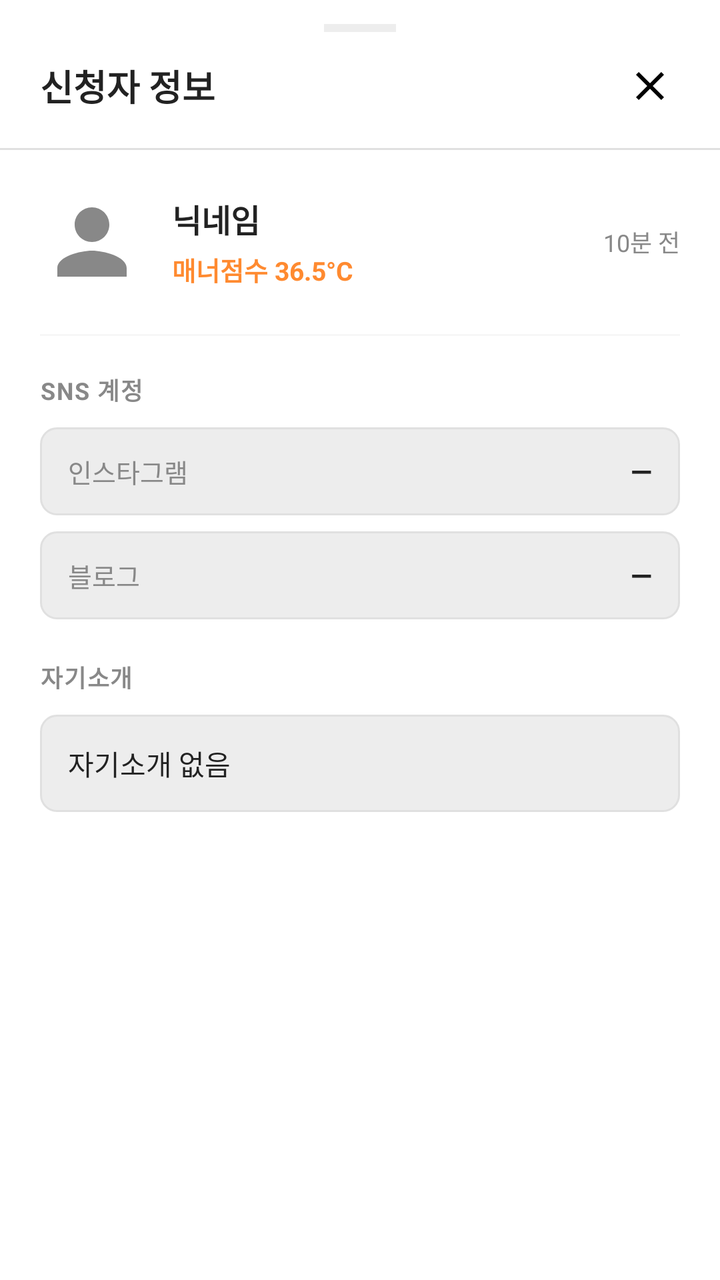
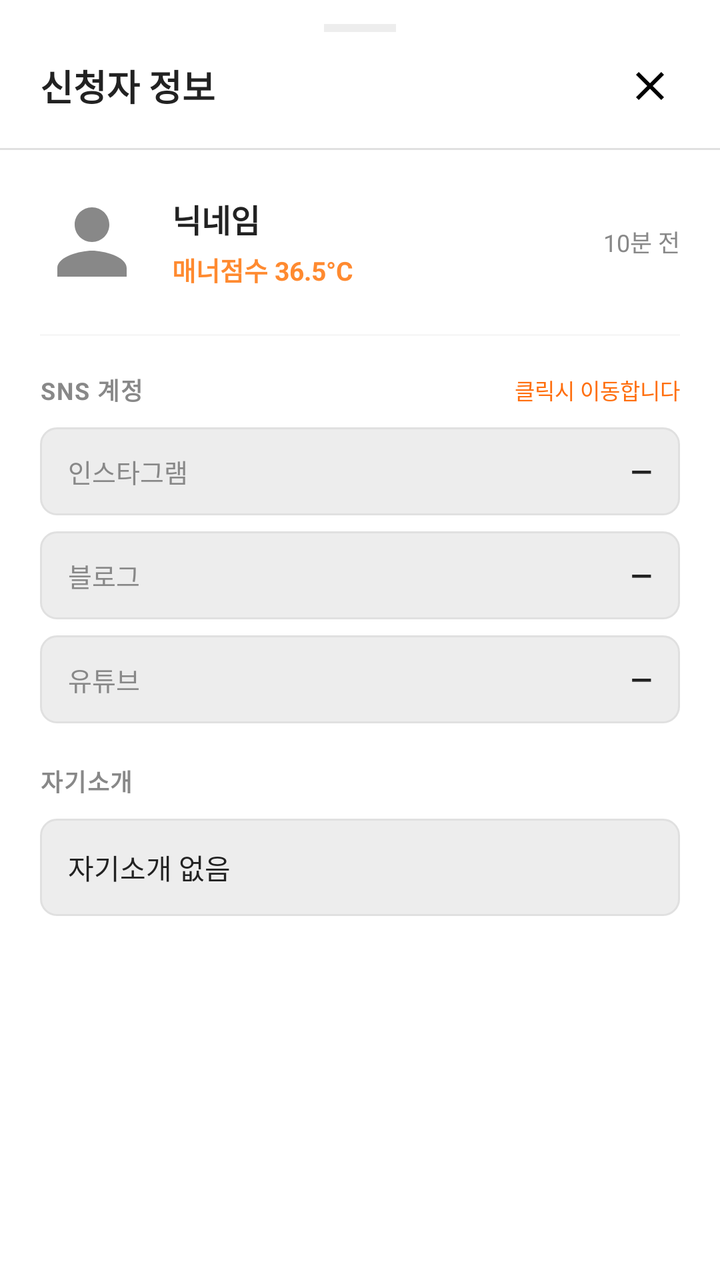

Before-and-after screenshots of an Android layout around one commit, followed by the original layout XML and the change that was made.
<!-- AndroidManifest.xml: application theme Theme.Honbabapp -->
<!-- res/layout/bottomsheet_campaign_applicant_detail.xml -->
<?xml version="1.0" encoding="utf-8"?>
<androidx.constraintlayout.widget.ConstraintLayout xmlns:android="http://schemas.android.com/apk/res/android"
    xmlns:app="http://schemas.android.com/apk/res-auto"
    android:layout_width="match_parent"
    android:layout_height="match_parent">

    <LinearLayout
        android:layout_width="match_parent"
        android:layout_height="match_parent"
        android:background="@color/bg_100"
        android:orientation="vertical">

        
        <View
            android:layout_width="36dp"
            android:layout_height="4dp"
            android:layout_gravity="center_horizontal"
            android:layout_marginTop="12dp"
            android:layout_marginBottom="4dp"
            android:background="@color/bg_300" />

        
        <LinearLayout
            android:layout_width="match_parent"
            android:layout_height="wrap_content"
            android:gravity="center_vertical"
            android:orientation="horizontal"
            android:paddingHorizontal="20dp"
            android:paddingTop="8dp"
            android:paddingBottom="16dp">

            <TextView
                android:id="@+id/tv_sheet_nickname"
                android:layout_width="0dp"
                android:layout_height="wrap_content"
                android:layout_weight="1"
                android:text="신청자 정보"
                android:textColor="@color/text_100"
                android:textSize="18sp"
                android:textStyle="bold" />

            <ImageButton
                android:id="@+id/btn_close"
                android:layout_width="30dp"
                android:layout_height="30dp"
                android:background="@android:color/transparent"
                android:scaleType="centerInside"
                android:src="@drawable/ic_close" />

        </LinearLayout>

        
        <View
            android:layout_width="match_parent"
            android:layout_height="1dp"
            android:background="@color/border_100" />

        <ScrollView
            android:layout_width="match_parent"
            android:layout_height="wrap_content"
            android:scrollbars="none">

            <LinearLayout
                android:layout_width="match_parent"
                android:layout_height="wrap_content"
                android:orientation="vertical"
                android:paddingHorizontal="20dp"
                android:paddingTop="20dp"
                android:paddingBottom="32dp">

                
                <LinearLayout
                    android:layout_width="match_parent"
                    android:layout_height="wrap_content"
                    android:layout_marginBottom="20dp"
                    android:gravity="center_vertical"
                    android:orientation="horizontal">

                    <ImageView
                        android:id="@+id/iv_sheet_avatar"
                        android:layout_width="52dp"
                        android:layout_height="52dp"
                        android:layout_marginEnd="14dp"
                        android:background="@android:color/transparent"
                        android:scaleType="centerCrop"
                        android:src="@drawable/ic_profile" />

                    <LinearLayout
                        android:layout_width="0dp"
                        android:layout_height="wrap_content"
                        android:layout_weight="1"
                        android:orientation="vertical">

                        <TextView
                            android:id="@+id/tv_sheet_nickname_detail"
                            android:layout_width="wrap_content"
                            android:layout_height="wrap_content"
                            android:layout_marginBottom="4dp"
                            android:text="닉네임"
                            android:textColor="@color/text_100"
                            android:textSize="16sp"
                            android:textStyle="bold" />

                        
                        <LinearLayout
                            android:layout_width="wrap_content"
                            android:layout_height="wrap_content"
                            android:gravity="center_vertical"
                            android:orientation="horizontal">

                            <TextView
                                android:id="@+id/tv_sheet_manner"
                                android:layout_width="wrap_content"
                                android:layout_height="wrap_content"
                                android:text="매너점수 36.5°C"
                                android:textColor="@color/primary_100"
                                android:textSize="13sp"
                                android:textStyle="bold" />

                        </LinearLayout>

                    </LinearLayout>

                    
                    <TextView
                        android:id="@+id/tv_sheet_apply_time"
                        android:layout_width="wrap_content"
                        android:layout_height="wrap_content"
                        android:text="10분 전"
                        android:textColor="@color/text_200"
                        android:textSize="12sp" />

                </LinearLayout>

                
                <View
                    android:layout_width="match_parent"
                    android:layout_height="1dp"
                    android:layout_marginBottom="18dp"
                    android:background="@color/bg_200" />

                
                <TextView
                    android:layout_width="wrap_content"
                    android:layout_height="wrap_content"
                    android:layout_marginBottom="10dp"
                    android:letterSpacing="0.05"
                    android:text="SNS 계정"
                    android:textColor="@color/text_200"
                    android:textSize="12sp"
                    android:textStyle="bold" />

                
                <LinearLayout
                    android:id="@+id/layout_sheet_instagram"
                    android:layout_width="match_parent"
                    android:layout_height="44dp"
                    android:layout_marginBottom="8dp"
                    android:background="@drawable/readonly_field_background"
                    android:gravity="center_vertical"
                    android:orientation="horizontal"
                    android:paddingHorizontal="14dp">

                    <TextView
                        android:layout_width="wrap_content"
                        android:layout_height="wrap_content"
                        android:layout_marginEnd="8dp"
                        android:text="인스타그램"
                        android:textColor="@color/text_200"
                        android:textSize="13sp" />

                    <TextView
                        android:id="@+id/tv_sheet_instagram_id"
                        android:layout_width="0dp"
                        android:layout_height="wrap_content"
                        android:layout_weight="1"
                        android:gravity="end"
                        android:text="—"
                        android:textColor="@color/text_100"
                        android:textSize="14sp"
                        android:textStyle="bold" />

                </LinearLayout>

                
                <LinearLayout
                    android:id="@+id/layout_sheet_blog"
                    android:layout_width="match_parent"
                    android:layout_height="44dp"
                    android:layout_marginBottom="20dp"
                    android:background="@drawable/readonly_field_background"
                    android:gravity="center_vertical"
                    android:orientation="horizontal"
                    android:paddingHorizontal="14dp">


                    <TextView
                        android:layout_width="wrap_content"
                        android:layout_height="wrap_content"
                        android:layout_marginEnd="8dp"
                        android:text="블로그"
                        android:textColor="@color/text_200"
                        android:textSize="13sp" />

                    <TextView
                        android:id="@+id/tv_sheet_blog_id"
                        android:layout_width="0dp"
                        android:layout_height="wrap_content"
                        android:layout_weight="1"
                        android:gravity="end"
                        android:text="—"
                        android:textColor="@color/text_100"
                        android:textSize="14sp"
                        android:textStyle="bold" />

                </LinearLayout>

                
                <TextView
                    android:layout_width="wrap_content"
                    android:layout_height="wrap_content"
                    android:layout_marginBottom="10dp"
                    android:letterSpacing="0.05"
                    android:text="자기소개"
                    android:textColor="@color/text_200"
                    android:textSize="12sp"
                    android:textStyle="bold" />

                <LinearLayout
                    android:layout_width="match_parent"
                    android:layout_height="wrap_content"
                    android:layout_marginBottom="24dp"
                    android:background="@drawable/readonly_field_background"
                    android:orientation="vertical"
                    android:padding="14dp">

                    <TextView
                        android:id="@+id/tv_sheet_intro"
                        android:layout_width="match_parent"
                        android:layout_height="wrap_content"
                        android:lineSpacingMultiplier="1.5"
                        android:text="자기소개 없음"
                        android:textColor="@color/text_100"
                        android:textSize="14sp" />

                </LinearLayout>

                

            </LinearLayout>

        </ScrollView>

    </LinearLayout>
</androidx.constraintlayout.widget.ConstraintLayout>
<!-- resources referenced by this layout -->
<resources>
  <color name="bg_100">#FFFFFF</color>
  <color name="bg_200">#F7F7F7</color>
  <color name="bg_300">#EDEDED</color>
  <color name="border_100">#E0E0E0</color>
  <color name="primary_100">#FF8A30</color>
  <color name="text_100">#222222</color>
  <color name="text_200">#888888</color>
  <!-- drawable ic_close (drawable) -->
  <?xml version="1.0" encoding="utf-8"?>
  <vector xmlns:android="http://schemas.android.com/apk/res/android"
      android:width="24dp"
      android:height="24dp"
      android:viewportWidth="24"
      android:viewportHeight="24">
      <path
          android:fillColor="#FF000000"
          android:pathData="M19,6.41L17.59,5 12,10.59 6.41,5 5,6.41 10.59,12 5,17.59 6.41,19 12,13.41 17.59,19 19,17.59 13.41,12z"/>
  </vector>
  <!-- drawable ic_profile (drawable) -->
  <vector xmlns:android="http://schemas.android.com/apk/res/android"
      android:width="24dp"
      android:height="24dp"
      android:viewportWidth="24"
      android:viewportHeight="24">
      <path
          android:fillColor="@color/text_200"
          android:pathData="M12,12c2.21,0 4,-1.79 4,-4s-1.79,-4 -4,-4 -4,1.79 -4,4 1.79,4 4,4zM12,14c-2.67,0 -8,1.34 -8,4v2h16v-2c0,-2.66 -5.33,-4 -8,-4z"/>
  </vector>
  <!-- drawable readonly_field_background (drawable) -->
  <?xml version="1.0" encoding="utf-8"?>
  <shape xmlns:android="http://schemas.android.com/apk/res/android"
      android:shape="rectangle">
  
      <solid android:color="@color/bg_300" />
      <corners android:radius="8dp" />
      <stroke
          android:width="1dp"
          android:color="@color/border_100" />
  
  </shape>
  <style name="Theme.Honbabapp" parent="Base.Theme.Honbabapp">
          <item name="android:windowIsTranslucent">true</item>
      </style>
  <style name="Base.Theme.Honbabapp" parent="Theme.Material3.Light.NoActionBar">
          
          <item name="colorPrimary">@color/primary_100</item>
          <item name="colorPrimaryVariant">@color/primary_200</item>
          <item name="colorOnPrimary">@android:color/white</item>
  
          
          <item name="colorSecondary">@color/accent_100</item>
          <item name="colorSecondaryVariant">@color/accent_200</item>
          <item name="colorOnSecondary">@android:color/white</item>
  
          
          <item name="android:colorBackground">@color/bg_100</item>
          <item name="colorSurface">@color/white</item>
          <item name="colorOnSurface">@color/text_100</item>
  
          
          <item name="android:statusBarColor">@android:color/white</item>
          <item name="android:windowLightStatusBar">true</item>
          
      </style>
  <color name="primary_200">#FF6F0F</color>
  <color name="accent_100">#00C7AE</color>
  <color name="accent_200">#2B2B2B</color>
  <color name="white">#FFFFFFFF</color>
</resources>

<!-- the commit's change to res/layout/bottomsheet_campaign_applicant_detail.xml (unified diff, before → after) -->
@@ -140,15 +140,31 @@
                     android:background="@color/bg_200" />
 
                 
-                <TextView
-                    android:layout_width="wrap_content"
+                <LinearLayout
+                    android:layout_width="match_parent"
                     android:layout_height="wrap_content"
                     android:layout_marginBottom="10dp"
-                    android:letterSpacing="0.05"
-                    android:text="SNS 계정"
-                    android:textColor="@color/text_200"
-                    android:textSize="12sp"
-                    android:textStyle="bold" />
+                    android:gravity="center_vertical"
+                    android:orientation="horizontal">
+
+                    <TextView
+                        android:layout_width="0dp"
+                        android:layout_height="wrap_content"
+                        android:layout_weight="1"
+                        android:letterSpacing="0.05"
+                        android:text="SNS 계정"
+                        android:textColor="@color/text_200"
+                        android:textSize="12sp"
+                        android:textStyle="bold" />
+
+                    <TextView
+                        android:layout_width="wrap_content"
+                        android:layout_height="wrap_content"
+                        android:text="클릭시 이동합니다"
+                        android:textColor="@color/primary_200"
+                        android:textSize="11sp" />
+
+                </LinearLayout>
 
                 
                 <LinearLayout
@@ -157,6 +173,9 @@
                     android:layout_height="44dp"
                     android:layout_marginBottom="8dp"
                     android:background="@drawable/readonly_field_background"
+                    android:clickable="true"
+                    android:focusable="true"
+                    android:foreground="?android:attr/selectableItemBackground"
                     android:gravity="center_vertical"
                     android:orientation="horizontal"
                     android:paddingHorizontal="14dp">
@@ -187,23 +206,61 @@
                     android:id="@+id/layout_sheet_blog"
                     android:layout_width="match_parent"
                     android:layout_height="44dp"
+                    android:layout_marginBottom="8dp"
+                    android:background="@drawable/readonly_field_background"
+                    android:clickable="true"
+                    android:focusable="true"
+                    android:foreground="?android:attr/selectableItemBackground"
+                    android:gravity="center_vertical"
+                    android:orientation="horizontal"
+                    android:paddingHorizontal="14dp">
+
+
+                    <TextView
+                        android:layout_width="wrap_content"
+                        android:layout_height="wrap_content"
+                        android:layout_marginEnd="8dp"
+                        android:text="블로그"
+                        android:textColor="@color/text_200"
+                        android:textSize="13sp" />
+
+                    <TextView
+                        android:id="@+id/tv_sheet_blog_id"
+                        android:layout_width="0dp"
+                        android:layout_height="wrap_content"
+                        android:layout_weight="1"
+                        android:gravity="end"
+                        android:text="—"
+                        android:textColor="@color/text_100"
+                        android:textSize="14sp"
+                        android:textStyle="bold" />
+
+                </LinearLayout>
+
+                
+                <LinearLayout
+                    android:id="@+id/layout_sheet_youtube"
+                    android:layout_width="match_parent"
+                    android:layout_height="44dp"
                     android:layout_marginBottom="20dp"
                     android:background="@drawable/readonly_field_background"
+                    android:clickable="true"
+                    android:focusable="true"
+                    android:foreground="?android:attr/selectableItemBackground"
                     android:gravity="center_vertical"
                     android:orientation="horizontal"
                     android:paddingHorizontal="14dp">
 
-
                     <TextView
                         android:layout_width="wrap_content"
                         android:layout_height="wrap_content"
                         android:layout_marginEnd="8dp"
-                        android:text="블로그"
+                        android:text="유튜브"
                         android:textColor="@color/text_200"
                         android:textSize="13sp" />
 
                     <TextView
-                        android:id="@+id/tv_sheet_blog_id"
+                        android:id="@+id/tv_sheet_youtube_id"
                         android:layout_width="0dp"
                         android:layout_height="wrap_content"
                         android:layout_weight="1"
